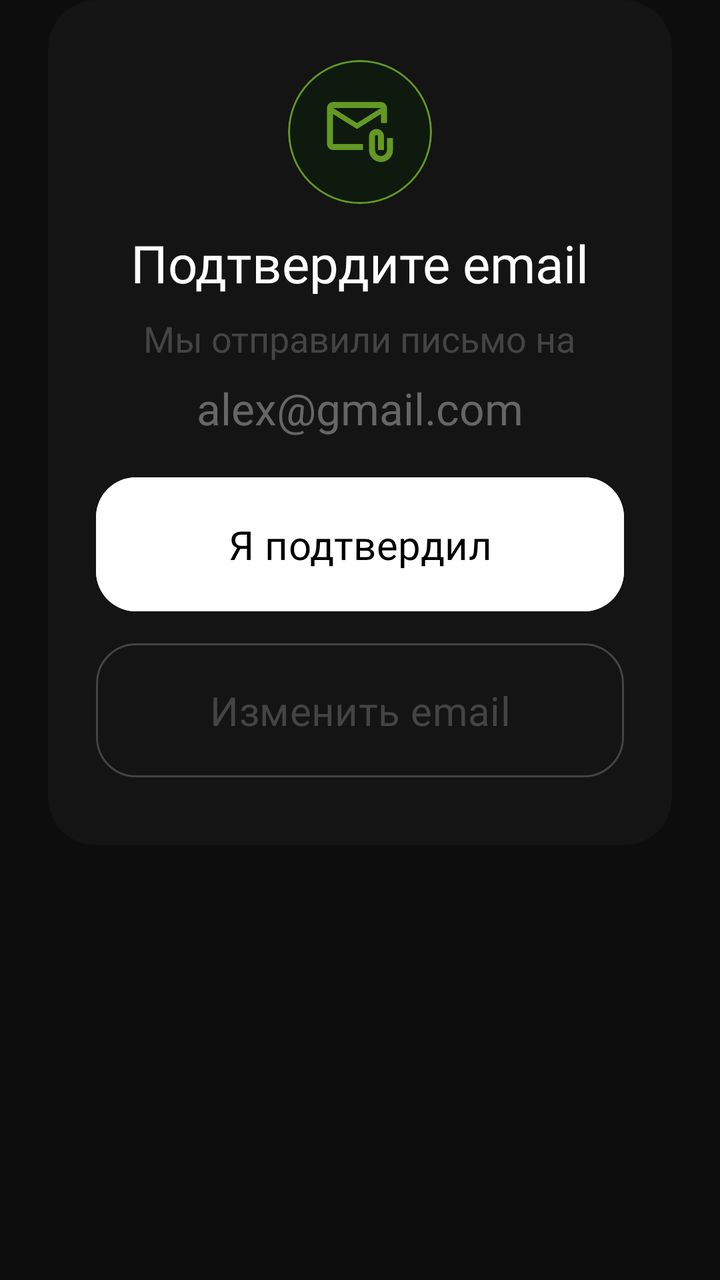
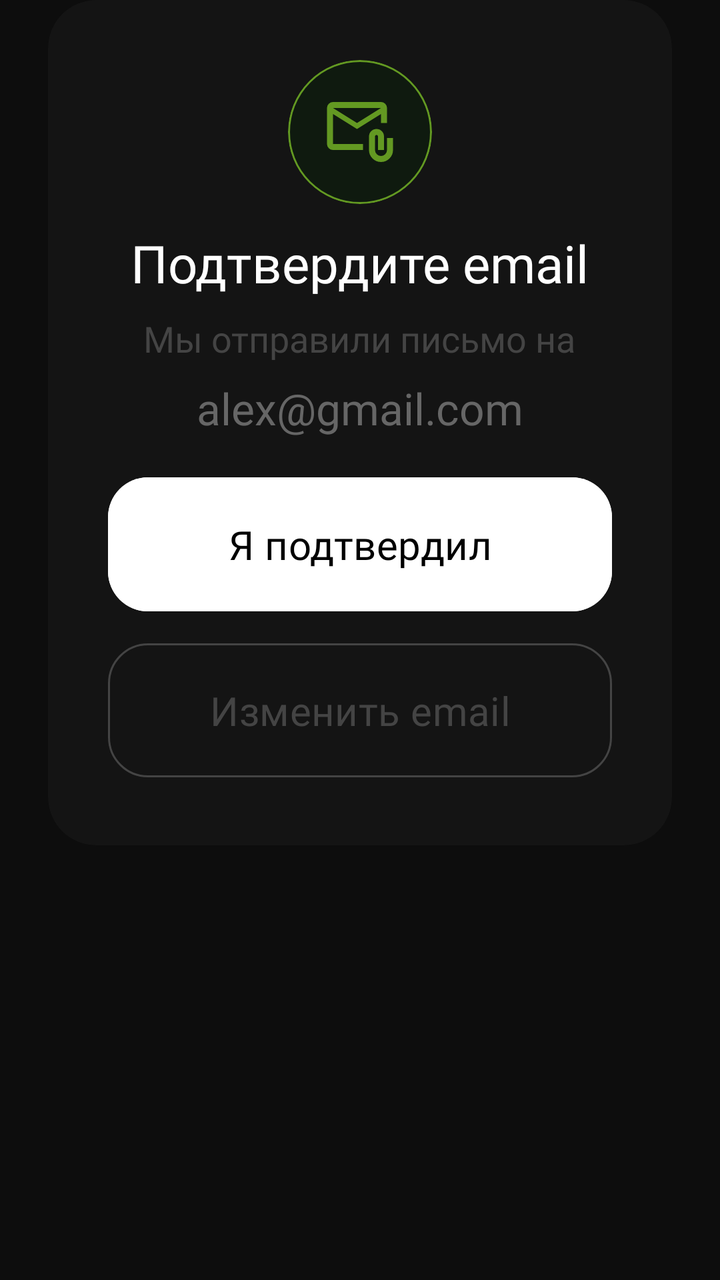

An Android layout rendered at two revisions. The XML below is the earlier revision; the diff shows what the commit changed to produce the second picture.
<!-- AndroidManifest.xml: application theme Theme.BoredomFocus -->
<!-- res/layout/dialog_confirm_email.xml -->
<FrameLayout xmlns:android="http://schemas.android.com/apk/res/android"
    xmlns:app="http://schemas.android.com/apk/res-auto"
    android:layout_width="match_parent"
    android:layout_height="wrap_content"
    android:background="@android:color/transparent"
    android:paddingHorizontal="24dp">

    <com.google.android.material.card.MaterialCardView
        android:id="@+id/cardDialog"
        android:layout_width="match_parent"
        android:layout_height="wrap_content"
        app:cardBackgroundColor="#141414"
        app:cardCornerRadius="24dp"
        app:cardElevation="0dp"
        app:strokeWidth="0dp">

        <FrameLayout
            android:layout_width="match_parent"
            android:layout_height="wrap_content">

            <androidx.constraintlayout.widget.ConstraintLayout
                android:layout_width="match_parent"
                android:layout_height="wrap_content"
                android:paddingHorizontal="24dp"
                android:paddingVertical="30dp">

                <LinearLayout
                    android:id="@+id/layoutStatus"
                    android:layout_width="0dp"
                    android:layout_height="wrap_content"
                    android:orientation="vertical"
                    android:gravity="center_horizontal"

                    app:layout_constraintTop_toTopOf="parent"
                    app:layout_constraintStart_toStartOf="parent"
                    app:layout_constraintEnd_toEndOf="parent">

                    <com.google.android.material.card.MaterialCardView
                        android:id="@+id/cardIcon"
                        android:layout_width="72dp"
                        android:layout_height="72dp"
                        app:cardBackgroundColor="#0F1A0F"
                        app:cardCornerRadius="36dp"
                        app:strokeColor="@color/green_basic">

                        <ImageView
                            android:id="@+id/ivBackgroundIcon"
                            android:layout_width="36dp"
                            android:layout_height="36dp"
                            android:layout_gravity="center"
                            android:src="@drawable/ic_email"/>

                    </com.google.android.material.card.MaterialCardView>

                    <TextView
                        android:id="@+id/tvEmail"
                        android:layout_width="wrap_content"
                        android:layout_height="wrap_content"
                        android:layout_marginTop="12dp"
                        android:fontFamily="@font/inter_bold"
                        android:text="Подтвердите email"
                        android:textColor="@color/white"
                        android:textSize="26sp"/>

                    <TextView
                        android:id="@+id/tvEmailDescription"
                        android:layout_width="wrap_content"
                        android:layout_height="wrap_content"
                        android:layout_marginTop="8dp"
                        android:fontFamily="@font/inter_medium"
                        android:text="Мы отправили письмо на"
                        android:textAlignment="center"
                        android:textColor="#444444"
                        android:textSize="18sp"/>

                    <TextView
                        android:id="@+id/tvEmailDescription2"
                        android:layout_width="wrap_content"
                        android:layout_height="wrap_content"
                        android:layout_marginTop="8dp"
                        android:fontFamily="@font/inter_medium"
                        android:text="alex@gmail.com"
                        android:textAlignment="center"
                        android:textColor="#666666"
                        android:textSize="22sp"/>

                </LinearLayout>

                <com.google.android.material.button.MaterialButton
                    android:id="@+id/btnConfirmed"
                    android:layout_width="0dp"
                    android:layout_height="wrap_content"
                    android:layout_marginTop="16dp"
                    android:backgroundTint="@color/white"
                    android:fontFamily="@font/inter_bold"
                    android:padding="20dp"
                    android:text="Я подтвердил"
                    android:textColor="@color/black"
                    android:textSize="20sp"
                    app:cornerRadius="20dp"

                    app:layout_constraintTop_toBottomOf="@id/layoutStatus"
                    app:layout_constraintStart_toStartOf="parent"
                    app:layout_constraintEnd_toEndOf="parent"/>

                <com.google.android.material.button.MaterialButton
                    android:id="@+id/btnChangeEmail"
                    android:layout_width="0dp"
                    android:layout_height="wrap_content"
                    android:layout_marginTop="8dp"
                    android:backgroundTint="#141414"
                    android:fontFamily="@font/inter_bold"
                    android:padding="20dp"
                    android:text="Изменить email"
                    android:textColor="#444444"
                    android:textSize="20sp"
                    app:cornerRadius="20dp"
                    app:strokeColor="#444444"
                    app:strokeWidth="1dp"

                    app:layout_constraintTop_toBottomOf="@id/btnConfirmed"
                    app:layout_constraintStart_toStartOf="parent"
                    app:layout_constraintEnd_toEndOf="parent"/>

            </androidx.constraintlayout.widget.ConstraintLayout>

            <LinearLayout
                android:id="@+id/loadingOverlay"
                android:layout_width="match_parent"
                android:layout_height="match_parent"
                android:background="#B3141414"
                android:clickable="true"
                android:focusable="true"
                android:gravity="center"
                android:orientation="vertical"
                android:visibility="gone">

                <ProgressBar
                    android:layout_width="32dp"
                    android:layout_height="32dp"
                    android:indeterminate="true"
                    android:indeterminateTint="#FFFFFF" />

                <TextView
                    android:id="@+id/tvSigning"
                    android:layout_width="wrap_content"
                    android:layout_height="wrap_content"
                    android:layout_marginTop="10dp"
                    android:text="Входим..."
                    android:textColor="#888888"
                    android:textSize="14sp" />

            </LinearLayout>
        </FrameLayout>
    </com.google.android.material.card.MaterialCardView>
</FrameLayout>
<!-- resources referenced by this layout -->
<resources>
  <color name="black">#FF000000</color>
  <color name="green_basic">#639922</color>
  <color name="white">#FFFFFFFF</color>
  <!-- drawable ic_email (drawable) -->
  <vector xmlns:android="http://schemas.android.com/apk/res/android" android:height="24dp" android:tint="#639922" android:viewportHeight="960" android:viewportWidth="960" android:width="24dp">
        
      <path android:fillColor="@android:color/white" android:pathData="M440,440L120,240L120,640Q120,640 120,640Q120,640 120,640L520,640L520,720L120,720Q87,720 63.5,696.5Q40,673 40,640L40,160Q40,127 63.5,103.5Q87,80 120,80L760,80Q793,80 816.5,103.5Q840,127 840,160L840,360L760,360L760,240L440,440ZM440,360L760,160L120,160L440,360ZM760,880Q694,880 647,833Q600,786 600,720L600,540Q600,498 629,469Q658,440 700,440Q742,440 771,469Q800,498 800,540L800,720L720,720L720,540Q720,532 714,526Q708,520 700,520Q692,520 686,526Q680,532 680,540L680,720Q680,753 703.5,776.5Q727,800 760,800Q793,800 816.5,776.5Q840,753 840,720L840,560L920,560L920,720Q920,786 873,833Q826,880 760,880ZM120,240L120,160L120,160L120,240L120,640Q120,640 120,640Q120,640 120,640L120,640L120,540Q120,482 120,441Q120,400 120,400L120,400L120,240Z"/>
      
  </vector>
  <style name="Theme.BoredomFocus" parent="Base.Theme.BoredomFocus" />
  <style name="Base.Theme.BoredomFocus" parent="Theme.Material3.DayNight.NoActionBar">
  
          <item name="android:windowBackground">#0D0D0D</item>
  
          <item name="android:statusBarColor">#0D0D0D</item>
          <item name="android:navigationBarColor">#0D0D0D</item>
  
          <item name="android:windowLightStatusBar">false</item>
          <item name="android:windowLightNavigationBar" tools:targetApi="o_mr1">false</item>
  
          <item name="android:windowDrawsSystemBarBackgrounds">true</item>
          <item name="android:enforceNavigationBarContrast" tools:targetApi="q">false</item>
  
      </style>
</resources>

<!-- the commit's change to res/layout/dialog_confirm_email.xml (unified diff, before → after) -->
@@ -21,7 +21,7 @@
             <androidx.constraintlayout.widget.ConstraintLayout
                 android:layout_width="match_parent"
                 android:layout_height="wrap_content"
-                android:paddingHorizontal="24dp"
+                android:paddingHorizontal="30dp"
                 android:paddingVertical="30dp">
 
                 <LinearLayout
